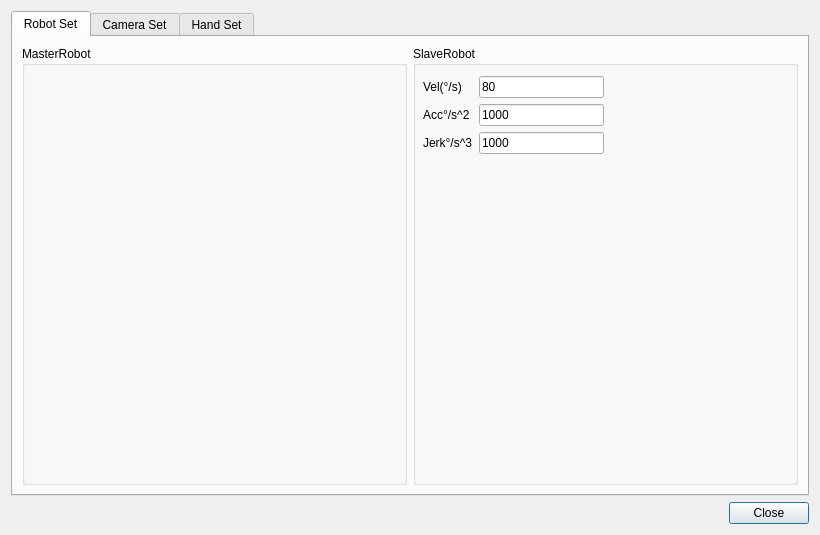
This is src/ui/settings_window.ui in FAN0909/master-slave-tracking-control as Qt 5 draws it before an edit. The edited form follows.
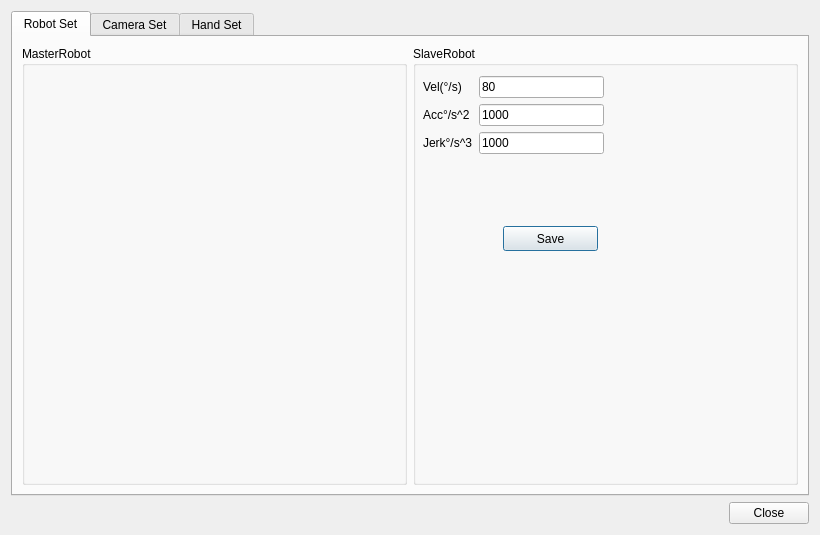
This is the edited form.

Patch:
```diff
--- a/src/ui/settings_window.ui
+++ b/src/ui/settings_window.ui
@@ -98,6 +98,19 @@
              </item>
             </layout>
            </widget>
+           <widget class="QPushButton" name="pushButton_save_slave_param">
+            <property name="geometry">
+             <rect>
+              <x>90</x>
+              <y>180</y>
+              <width>95</width>
+              <height>25</height>
+             </rect>
+            </property>
+            <property name="text">
+             <string>Save</string>
+            </property>
+           </widget>
           </widget>
          </item>
         </layout>
```
Left out of the diff: 2 changed lines with no effect on the pictures.
